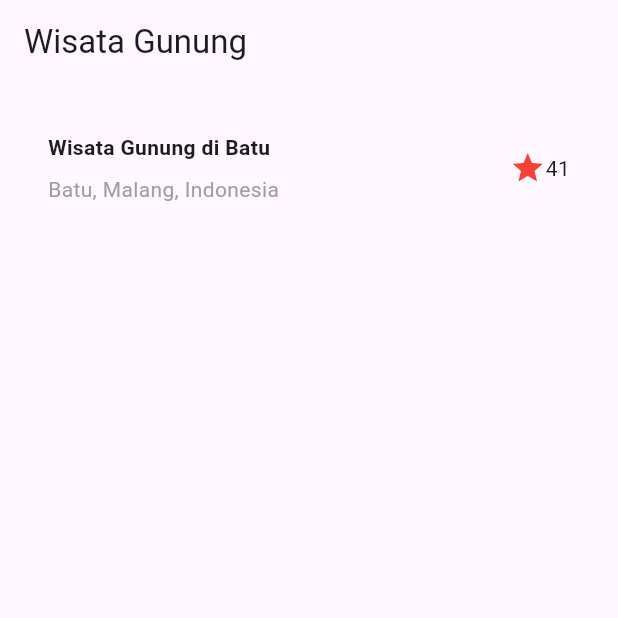
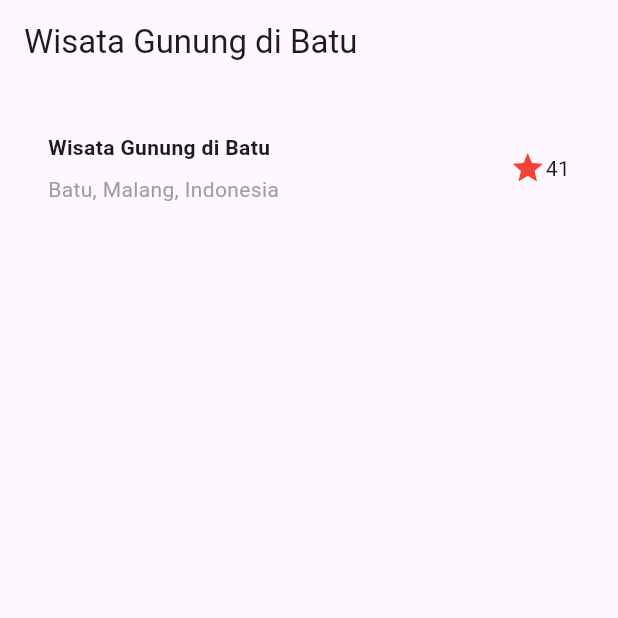
Before and after one commit to ArifPrasojo/lab6_p6, a Flutter app: the screen it shows after launch, on a phone screen of 412 x 824 dp, the top half of it. Run offline on Flutter 3.47's test engine with Material 3 defaults, Android fonts, the light colour scheme and no system bars.

Commit message:
Praktikum 1 - 06 Layout dan Navigasi

```diff
--- a/lib/main.dart
+++ b/lib/main.dart
@@ -15,7 +15,7 @@ class MyApp extends StatelessWidget {
       ),
       home: Scaffold(
         appBar: AppBar(
-          title: const Text('Wisata Gunung'),
+          title: const Text('Wisata Gunung di Batu'),
         ),
         body: const MyHomePage(),
       ),
@@ -30,15 +30,15 @@ class MyHomePage extends StatelessWidget {
   Widget build(BuildContext context) {
     // Widget titleSection yang berisi struktur Row dan Column untuk title
     Widget titleSection = Container(
-      padding: const EdgeInsets.all(32),
+      padding: const EdgeInsets.all(32), // padding 32 untuk seluruh Row
       child: Row(
         children: [
           Expanded(
             child: Column(
-              crossAxisAlignment: CrossAxisAlignment.start,
+              crossAxisAlignment: CrossAxisAlignment.start, // Column di-align ke awal baris
               children: [
                 Container(
-                  padding: const EdgeInsets.only(bottom: 8),
+                  padding: const EdgeInsets.only(bottom: 8), // padding 8 untuk teks pertama
                   child: const Text(
                     'Wisata Gunung di Batu',
                     style: TextStyle(
@@ -49,7 +49,7 @@ class MyHomePage extends StatelessWidget {
                 const Text(
                   'Batu, Malang, Indonesia',
                   style: TextStyle(
-                    color: Colors.grey,
+                    color: Colors.grey, // warna abu-abu untuk teks kedua
                   ),
                 ),
               ],
@@ -57,7 +57,7 @@ class MyHomePage extends StatelessWidget {
           ),
           const Icon(
             Icons.star,
-            color: Colors.red,
+            color: Colors.red, // ikon bintang berwarna merah
           ),
           const Text('41'),
         ],
@@ -66,7 +66,7 @@ class MyHomePage extends StatelessWidget {
 
     return ListView(
       children: [
-        titleSection,
+        titleSection, // mengganti body dengan titleSection
       ],
     );
   }
```
